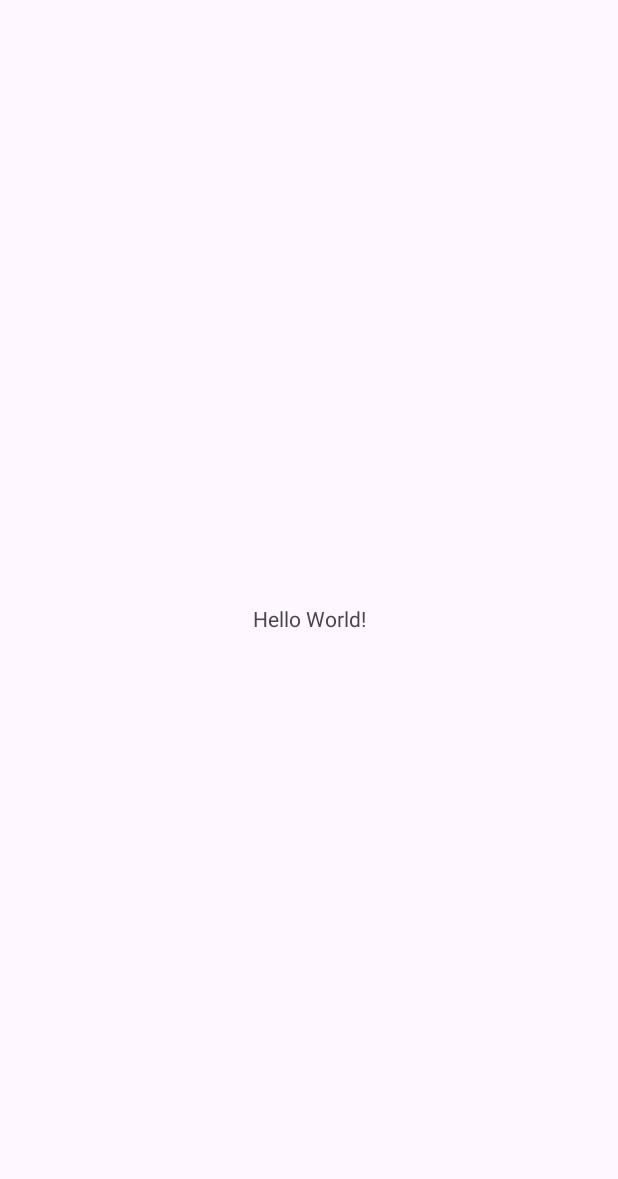
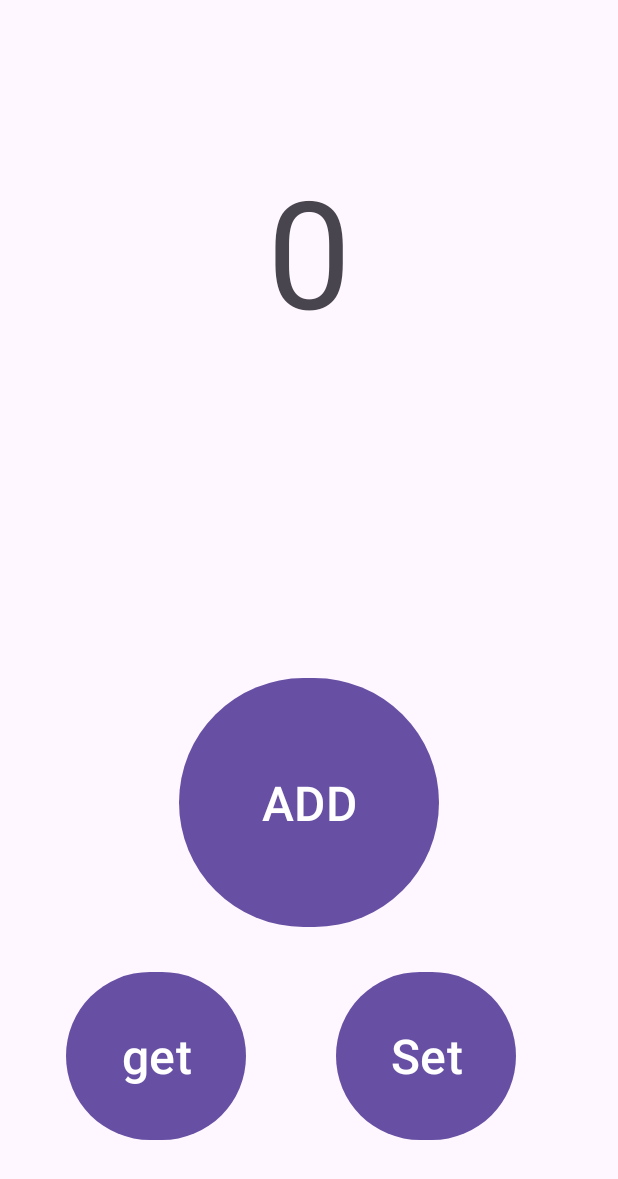
Before and after one commit to pritdpatel/android_studio, an Android app: the screen it shows after launch (MainActivity), on a phone screen of 412 x 824 dp. Before the commit the part shown is almost empty. Shown: the top 1179 px of the screen. Run offline under Robolectric (Android 15) with nearby library versions, the phone set to English and light mode, and no system bars.

Commit message:
lesson-1

```diff
--- a/javaForAndroid/lesson-1/app/src/main/java/com/dometell/firstapp/MainActivity.java
+++ b/javaForAndroid/lesson-1/app/src/main/java/com/dometell/firstapp/MainActivity.java
@@ -3,12 +3,45 @@ package com.dometell.firstapp;
 import androidx.appcompat.app.AppCompatActivity;
 
 import android.os.Bundle;
+import android.view.View;
+import android.widget.Button;
+import android.widget.TextView;
 
 public class MainActivity extends AppCompatActivity {
-
+    TextView textView;
+    int count;
+    String str;
+    Button btn,getbtn,setbtn;
     @Override
     protected void onCreate(Bundle savedInstanceState) {
         super.onCreate(savedInstanceState);
         setContentView(R.layout.activity_main);
+        textView=(TextView) findViewById(R.id.textView);
+        btn=( Button ) findViewById(R.id.add);
+        count=1;
+        getbtn=( Button ) findViewById(R.id.get);
+        setbtn=( Button ) findViewById(R.id.set);
+
+        setbtn.setOnClickListener(new View.OnClickListener() {
+            @Override
+            public void onClick(View view) {
+                textView.setText(str);
+            }
+        });
+        getbtn.setOnClickListener(new View.OnClickListener() {
+            @Override
+            public void onClick(View view) {
+                str=(String)textView.getText();
+            }
+        });
+        //button onclick
+        btn.setOnClickListener(new View.OnClickListener() {
+            @Override
+            public void onClick(View view) {
+                count++;
+               textView.setText(""+count);
+            }
+        });
+
     }
 }
--- a/javaForAndroid/lesson-1/app/src/main/res/layout/activity_main.xml
+++ b/javaForAndroid/lesson-1/app/src/main/res/layout/activity_main.xml
@@ -7,12 +7,51 @@
     tools:context=".MainActivity">
 
     <TextView
-        android:layout_width="wrap_content"
-        android:layout_height="wrap_content"
-        android:text="Hello World!"
+        android:textAlignment="center"
+        android:id="@+id/textView"
+        android:textSize="100dp"
+        android:text="0"
+        android:layout_width="match_parent"
+        android:layout_height="145dp"
+        android:layout_marginTop="100dp"
+        app:layout_constraintEnd_toEndOf="parent"
+        app:layout_constraintStart_toStartOf="parent"
+        app:layout_constraintTop_toTopOf="parent"
+        />
+
+    <Button
+
+        android:id="@+id/add"
+        android:layout_width="173dp"
+        android:layout_height="174dp"
+        android:text="ADD"
+        android:textSize="32dp"
         app:layout_constraintBottom_toBottomOf="parent"
         app:layout_constraintEnd_toEndOf="parent"
         app:layout_constraintStart_toStartOf="parent"
-        app:layout_constraintTop_toTopOf="parent" />
+        app:layout_constraintTop_toBottomOf="@+id/textView" />
 
+    <Button
+        android:id="@+id/get"
+        android:layout_width="120dp"
+        android:layout_height="120dp"
+        android:layout_marginBottom="60dp"
+        android:text="get"
+
+        android:textSize="32dp"
+        app:layout_constraintBottom_toBottomOf="parent"
+        app:layout_constraintEnd_toEndOf="parent"
+        app:layout_constraintHorizontal_bias="0.151"
+        app:layout_constraintStart_toStartOf="parent" />
+
+    <Button
+        android:id="@+id/set"
+        android:layout_width="120dp"
+        android:layout_height="120dp"
+        android:layout_marginEnd="68dp"
+        android:layout_marginBottom="60dp"
+        android:text="Set"
+        android:textSize="32dp"
+        app:layout_constraintBottom_toBottomOf="parent"
+        app:layout_constraintEnd_toEndOf="parent" />
 </androidx.constraintlayout.widget.ConstraintLayout>
```
Also changed, not shown: javaForAndroid/lesson-1/app/src/main/res/drawable/back1.jpg (added).
